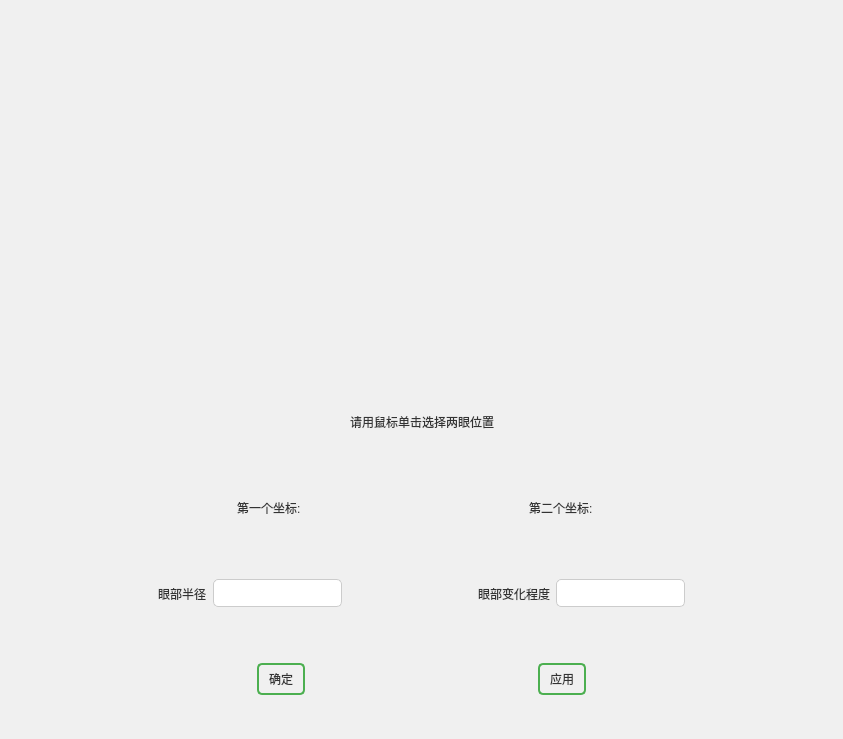
First picture: the form in ImageWithUI/ui/eye.ui, repository Obj4ct/ImageWithUI, before the edit.
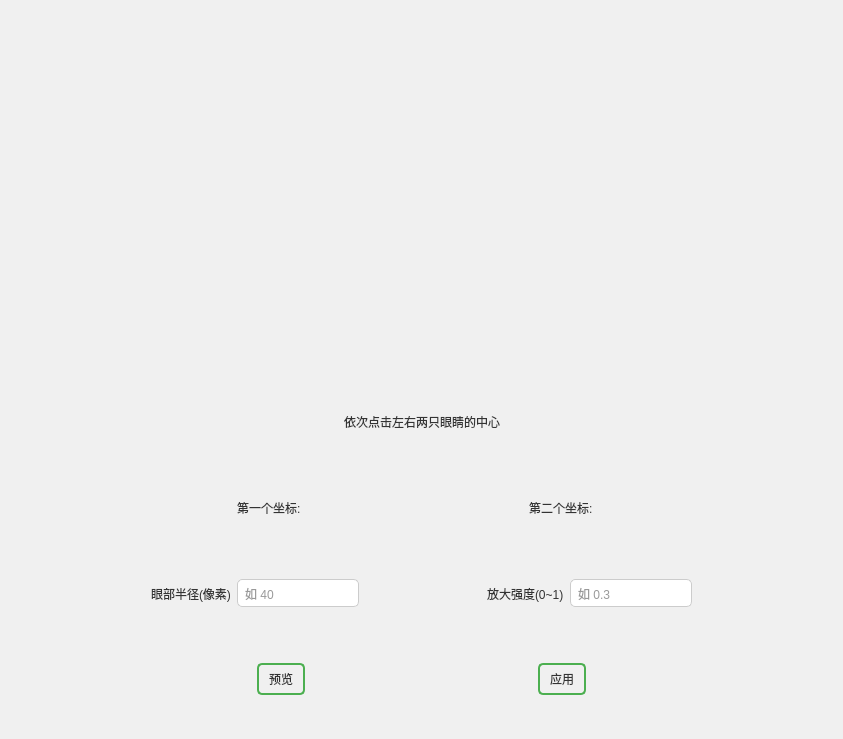
Second picture: the form after the edit.

Commit message:
feat: 增强算子/多格式读写/界面重构，并重做眼部放大
- 新增直方图均衡、形态学、3x3 卷积、USM、裁剪等算子及对应对话框

- 打开支持 BMP/PNG/JPG/GIF/TIFF/TGA/WebP，统一转为内部 24 位 BGR

- 修复旋转崩溃（QImage 行宽 4 字节对齐越界）与反复旋转退化（改为无损基准+累计角度）

- 眼部区域液化重做为眼部放大：径向放大 + 平滑衰减，算法下沉到 Function 并加自检

- 深色/浅色主题重写，子窗口统一交给全局主题；右侧新增历史记录面板与图层占位

- 自检 47 项全绿

```diff
--- a/ImageWithUI/ui/eye.ui
+++ b/ImageWithUI/ui/eye.ui
@@ -124,7 +124,7 @@
          <item>
           <widget class="QLabel" name="label_2">
            <property name="text">
-            <string>请用鼠标单击选择两眼位置</string>
+            <string>依次点击左右两只眼睛的中心</string>
            </property>
           </widget>
          </item>
@@ -236,12 +236,16 @@
          <item>
           <widget class="QLabel" name="label_4">
            <property name="text">
-            <string>眼部半径</string>
+            <string>眼部半径(像素)</string>
            </property>
           </widget>
          </item>
          <item>
-          <widget class="QLineEdit" name="lineEdit_range"/>
+          <widget class="QLineEdit" name="lineEdit_range">
+           <property name="placeholderText">
+            <string>如 40</string>
+           </property>
+          </widget>
          </item>
          <item>
           <spacer name="horizontalSpacer_7">
@@ -259,12 +263,16 @@
          <item>
           <widget class="QLabel" name="label_5">
            <property name="text">
-            <string>眼部变化程度</string>
+            <string>放大强度(0~1)</string>
            </property>
           </widget>
          </item>
          <item>
-          <widget class="QLineEdit" name="lineEdit_increase"/>
+          <widget class="QLineEdit" name="lineEdit_increase">
+           <property name="placeholderText">
+            <string>如 0.3</string>
+           </property>
+          </widget>
          </item>
          <item>
           <spacer name="horizontalSpacer_8">
@@ -301,7 +309,7 @@
          <item>
           <widget class="QPushButton" name="btn_ok">
            <property name="text">
-            <string>确定</string>
+            <string>预览</string>
            </property>
           </widget>
          </item>
```
The commit also changes 21 other files.
